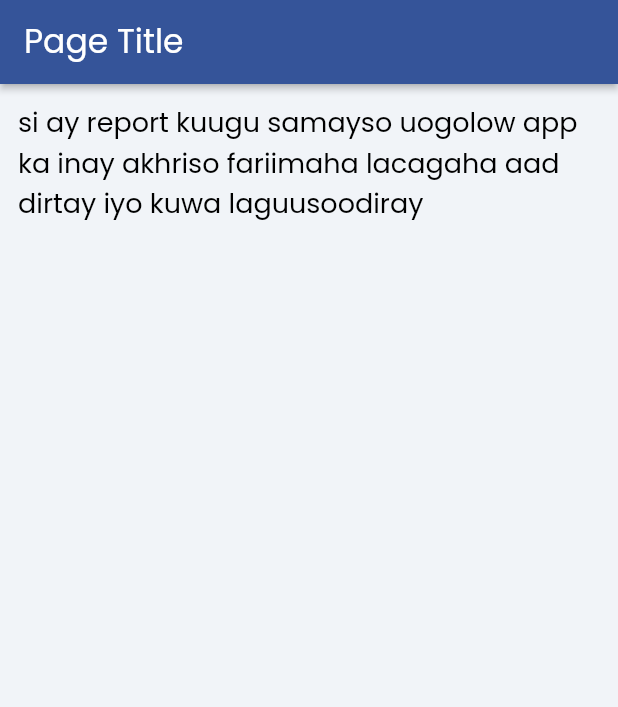
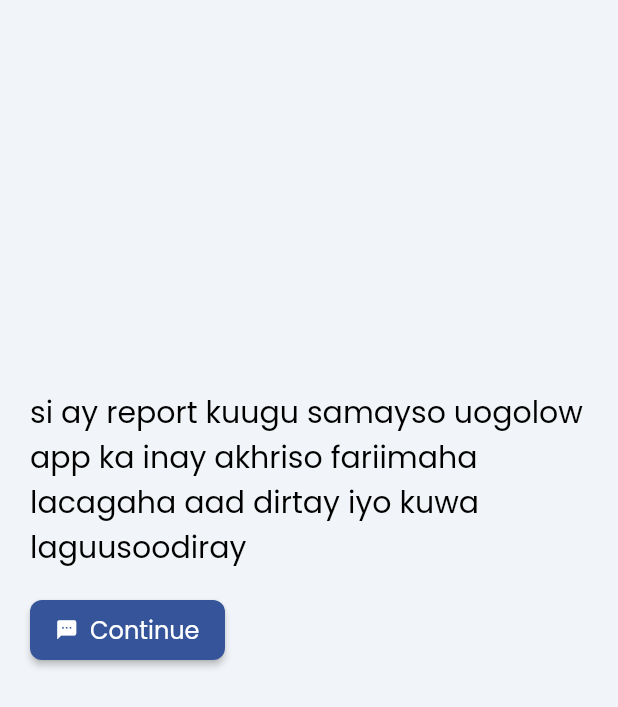
Before and after one commit to yahyeapps2022/somjeebApp, a Flutter app: the SmsPermissionRequestWidget screen opened by its route, on a phone screen of 412 x 824 dp. Shown: the top 707 px of the screen. Run offline on Flutter 3.47's test engine with Material 2 defaults, Android fonts, the phone set to English and light mode, and no system bars; drawn by our look-alikes of auto_size_text; our stand-ins replace built_collection, built_value, cloud_firestore, firebase_auth, firebase_core, floating_bottom_navigation_bar and 11 more; missing offline and left inert: json_path; accounts and stored records are empty.

Commit message:
Updating to latest FlutterFlow output.

```diff
--- a/lib/sms_permission_request/sms_permission_request_widget.dart
+++ b/lib/sms_permission_request/sms_permission_request_widget.dart
@@ -1,5 +1,6 @@
 import '../flutter_flow/flutter_flow_theme.dart';
 import '../flutter_flow/flutter_flow_util.dart';
+import '../flutter_flow/flutter_flow_widgets.dart';
 import 'package:flutter/material.dart';
 import 'package:google_fonts/google_fonts.dart';
 
@@ -20,23 +21,6 @@ class _SmsPermissionRequestWidgetState
     return Scaffold(
       key: scaffoldKey,
       backgroundColor: FlutterFlowTheme.of(context).primaryBackground,
-      appBar: AppBar(
-        backgroundColor: FlutterFlowTheme.of(context).primaryColor,
-        automaticallyImplyLeading: false,
-        title: Text(
-          'Page Title',
-          style: FlutterFlowTheme.of(context).title2.override(
-                fontFamily: FlutterFlowTheme.of(context).title2Family,
-                color: Colors.white,
-                fontSize: 22,
-                useGoogleFonts: GoogleFonts.asMap()
-                    .containsKey(FlutterFlowTheme.of(context).title2Family),
-              ),
-        ),
-        actions: [],
-        centerTitle: false,
-        elevation: 2,
-      ),
       body: SafeArea(
         child: GestureDetector(
           onTap: () => FocusScope.of(context).unfocus(),
@@ -44,10 +28,58 @@ class _SmsPermissionRequestWidgetState
             mainAxisSize: MainAxisSize.max,
             children: [
               Padding(
-                padding: EdgeInsetsDirectional.fromSTEB(12, 12, 12, 12),
-                child: Text(
-                  'si ay report kuugu samayso uogolow app ka inay akhriso fariimaha lacagaha aad dirtay iyo kuwa laguusoodiray ',
-                  style: FlutterFlowTheme.of(context).subtitle1,
+                padding: EdgeInsetsDirectional.fromSTEB(0, 200, 0, 0),
+                child: Wrap(
+                  spacing: 0,
+                  runSpacing: 0,
+                  alignment: WrapAlignment.start,
+                  crossAxisAlignment: WrapCrossAlignment.start,
+                  direction: Axis.horizontal,
+                  runAlignment: WrapAlignment.start,
+                  verticalDirection: VerticalDirection.down,
+                  clipBehavior: Clip.none,
+                  children: [
+                    Padding(
+                      padding: EdgeInsetsDirectional.fromSTEB(20, 60, 20, 20),
+                      child: Text(
+                        'si ay report kuugu samayso uogolow app ka inay akhriso fariimaha lacagaha aad dirtay iyo kuwa laguusoodiray ',
+                        style: FlutterFlowTheme.of(context).title3,
+                      ),
+                    ),
+                    Padding(
+                      padding: EdgeInsetsDirectional.fromSTEB(20, 0, 0, 0),
+                      child: FFButtonWidget(
+                        onPressed: () {
+                          print('Button pressed ...');
+                        },
+                        text: 'Continue',
+                        icon: Icon(
+                          Icons.sms,
+                          size: 15,
+                        ),
+                        options: FFButtonOptions(
+                          width: 130,
+                          height: 40,
+                          color: FlutterFlowTheme.of(context).primaryColor,
+                          textStyle: FlutterFlowTheme.of(context)
+                              .subtitle2
+                              .override(
+                                fontFamily: FlutterFlowTheme.of(context)
+                                    .subtitle2Family,
+                                color: Colors.white,
+                                useGoogleFonts: GoogleFonts.asMap().containsKey(
+                                    FlutterFlowTheme.of(context)
+                                        .subtitle2Family),
+                              ),
+                          borderSide: BorderSide(
+                            color: Colors.transparent,
+                            width: 1,
+                          ),
+                          borderRadius: BorderRadius.circular(8),
+                        ),
+                      ),
+                    ),
+                  ],
                 ),
               ),
             ],
```
